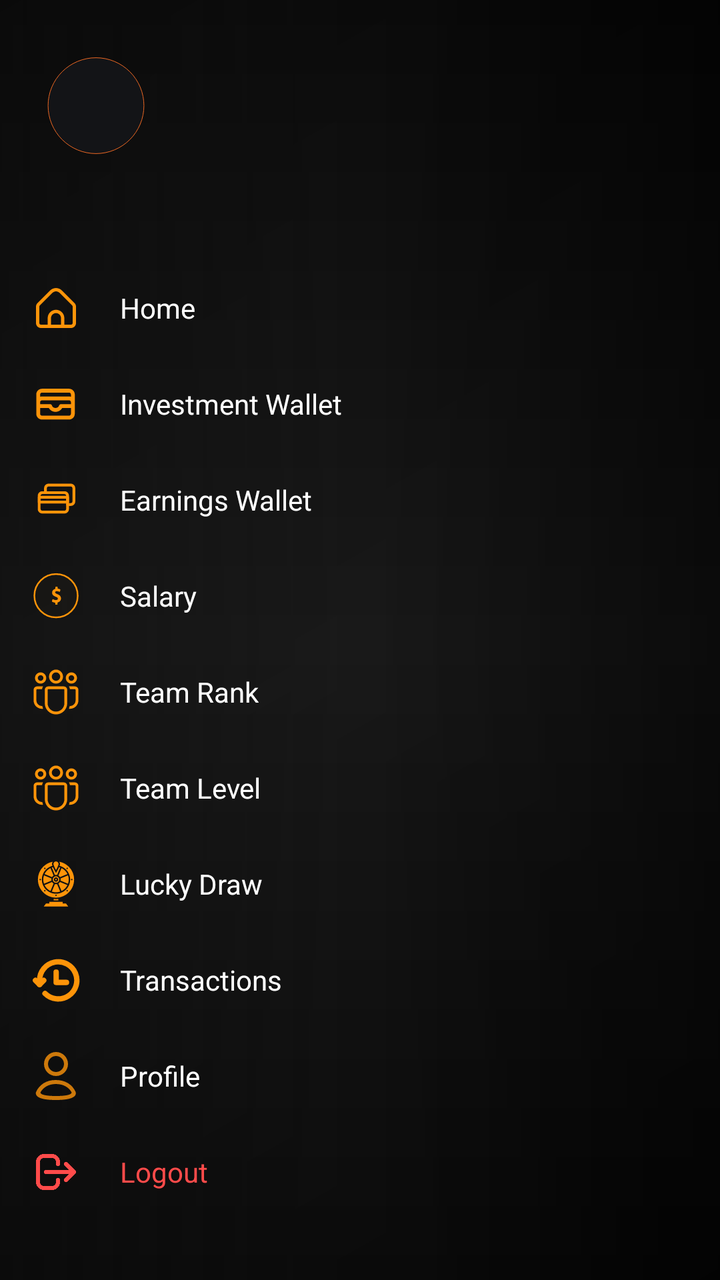
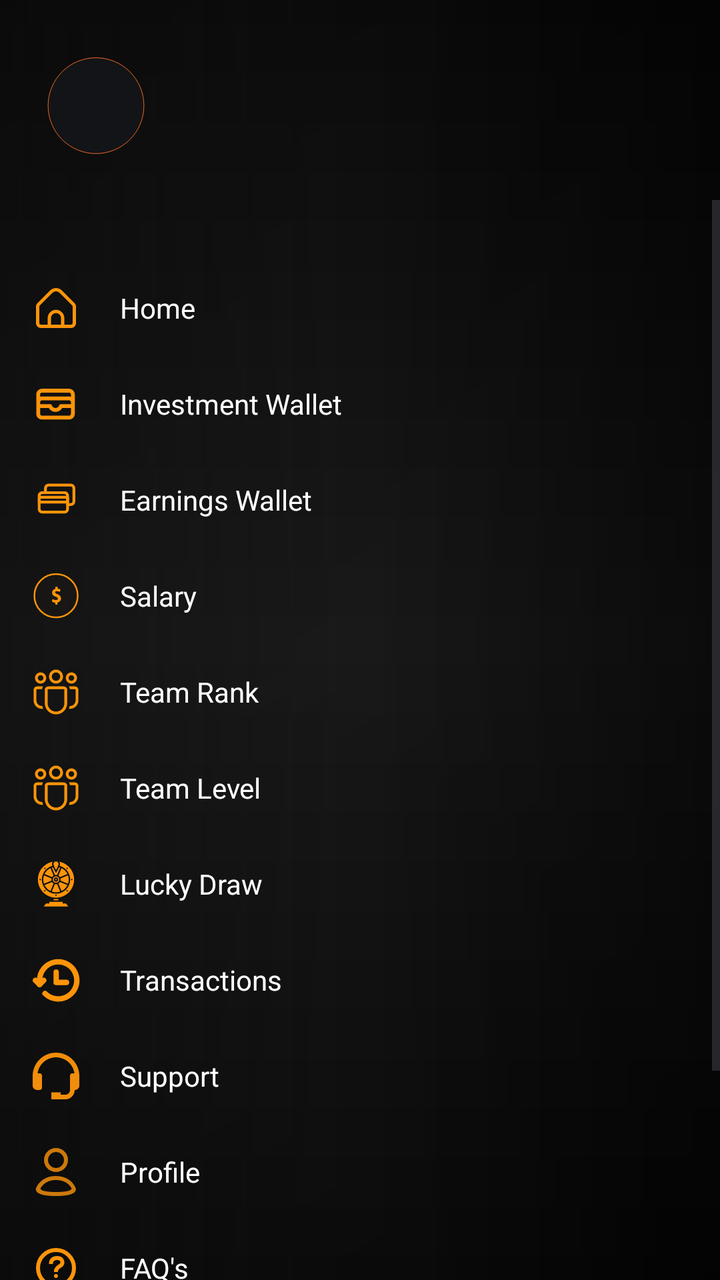

Compare the two renders of this Android layout. The source of the first and the diff that turns it into the second are given below.
<!-- AndroidManifest.xml: application theme Theme.Bitbloom -->
<!-- res/layout/custom_drawer_content.xml -->
<LinearLayout xmlns:android="http://schemas.android.com/apk/res/android"
    android:layout_width="match_parent"
    android:layout_height="match_parent"

    android:background="@drawable/bg_mxg_drawer_gradient"
    android:orientation="vertical">

    
    <LinearLayout
        android:layout_width="match_parent"
        android:layout_height="wrap_content"
        android:layout_marginStart="20dp"
        android:layout_marginTop="@dimen/space_24"
        android:layout_marginEnd="8dp"
        android:orientation="horizontal"
        android:paddingBottom="16dp">

        <ImageView
            android:id="@+id/drawerImageView"
            android:layout_width="56dp"
            android:layout_height="56dp"
            android:layout_gravity="center_vertical"
            android:layout_marginBottom="4dp"
            android:background="@drawable/ic_profile"
            android:scaleType="centerCrop"
            android:translationY="4dp" />

        <LinearLayout
            android:layout_width="match_parent"
            android:layout_height="wrap_content"
            android:layout_gravity="center_vertical"
            android:layout_marginStart="12dp"
            android:orientation="vertical">

            <TextView
                android:id="@+id/userNameTextView"
                android:layout_width="wrap_content"
                android:layout_height="wrap_content"
                android:layout_gravity="center_vertical"
                android:textColor="@android:color/white"
                android:textSize="18sp" />

            <TextView
                android:id="@+id/userEmailTextView"
                android:layout_width="wrap_content"
                android:layout_height="wrap_content"
                android:layout_gravity="center_vertical"
                android:layout_marginTop="4dp"
                android:textColor="#90FFFFFF"
                android:textSize="12sp" />
        </LinearLayout>
    </LinearLayout>

    <ScrollView
        android:layout_width="match_parent"
        android:layout_height="0dp"
        android:layout_weight="1"
        android:fillViewport="true">

        <LinearLayout
            android:layout_width="match_parent"
            android:layout_height="wrap_content"

            android:orientation="vertical">

            <include layout="@layout/item_drawer_menu" />

        </LinearLayout>
    </ScrollView>
</LinearLayout>
<!-- res/layout/item_drawer_menu.xml (included above) -->
<LinearLayout xmlns:android="http://schemas.android.com/apk/res/android"
    xmlns:app="http://schemas.android.com/apk/res-auto"
    android:layout_width="match_parent"
    android:layout_height="wrap_content"

    android:layout_marginTop="30dp"
    android:background="@android:color/transparent"
    android:orientation="vertical">

    
    <LinearLayout
        android:id="@+id/menuHome"
        android:layout_width="match_parent"
        android:layout_height="wrap_content"
        android:background="?attr/selectableItemBackground"
        android:clickable="true"
        android:focusable="true"
        android:gravity="center_vertical"
        android:orientation="horizontal"
        android:paddingHorizontal="16dp"
        android:paddingVertical="12dp">

        <ImageView
            android:layout_width="24dp"
            android:layout_height="24dp"
            android:padding="2dp"
            android:src="@drawable/ic_home" />

        <TextView
            android:layout_width="wrap_content"
            android:layout_height="wrap_content"
            android:layout_marginStart="20dp"
            android:text="@string/item_drawer_menu_home"
            android:textColor="@color/white"
            android:textSize="14sp" />
    </LinearLayout>





    <LinearLayout
        android:id="@+id/menuInvestmentWallet"
        android:layout_width="match_parent"
        android:layout_height="wrap_content"
        android:background="?attr/selectableItemBackground"
        android:clickable="true"
        android:focusable="true"
        android:gravity="center_vertical"
        android:orientation="horizontal"
        android:paddingHorizontal="16dp"
        android:paddingVertical="12dp">

        <ImageView
            android:layout_width="24dp"
            android:layout_height="24dp"
            android:src="@drawable/ic_wallet"
            app:tint="#FD9409" /> 
        <TextView
            android:layout_width="wrap_content"
            android:layout_height="wrap_content"
            android:layout_marginStart="20dp"
            android:text="@string/item_drawer_menu_investment_wallet"
            android:textColor="@color/white"
            android:textSize="14sp" />
    </LinearLayout>

    <LinearLayout
        android:id="@+id/menuEarningsWallet"
        android:layout_width="match_parent"
        android:layout_height="wrap_content"
        android:background="?attr/selectableItemBackground"
        android:clickable="true"
        android:focusable="true"
        android:gravity="center_vertical"
        android:orientation="horizontal"
        android:paddingHorizontal="16dp"
        android:paddingVertical="12dp">

        <ImageView
            android:layout_width="24dp"
            android:layout_height="24dp"
            android:src="@drawable/ic_withdraw2"
            app:tint="#FD9409" /> 
        <TextView
            android:layout_width="wrap_content"
            android:layout_height="wrap_content"
            android:layout_marginStart="20dp"
            android:text="@string/item_drawer_menu_earnings_wallet"
            android:textColor="@color/white"
            android:textSize="14sp" />
    </LinearLayout>
    
    <LinearLayout
        android:id="@+id/menuSalary"
        android:layout_width="match_parent"
        android:layout_height="wrap_content"
        android:background="?attr/selectableItemBackground"
        android:clickable="true"
        android:focusable="true"
        android:gravity="center_vertical"
        android:orientation="horizontal"
        android:paddingHorizontal="16dp"
        android:paddingVertical="12dp">

        <ImageView
            android:layout_width="24dp"
            android:layout_height="24dp"
            android:src="@drawable/ic_money"
            app:tint="#FD9409" />

        <TextView
            android:layout_width="wrap_content"
            android:layout_height="wrap_content"
            android:layout_marginStart="20dp"
            android:text="@string/fragment_salary_salary"
            android:textColor="@color/white"
            android:textSize="14sp" />
    </LinearLayout>

    <LinearLayout
        android:id="@+id/menuRank"
        android:layout_width="match_parent"
        android:layout_height="wrap_content"
        android:background="?attr/selectableItemBackground"
        android:clickable="true"
        android:focusable="true"
        android:gravity="center_vertical"
        android:orientation="horizontal"
        android:paddingHorizontal="16dp"
        android:paddingVertical="12dp">

        <ImageView
            android:layout_width="24dp"
            android:layout_height="24dp"
            android:src="@drawable/ic_team_hollow"
            app:tint="#FD9409" />

        <TextView
            android:layout_width="wrap_content"
            android:layout_height="wrap_content"
            android:layout_marginStart="20dp"
            android:text="@string/item_drawer_menu_team_rank"
            android:textColor="@color/white"
            android:textSize="14sp" />
    </LinearLayout>

    <LinearLayout
        android:id="@+id/menuTeam"
        android:layout_width="match_parent"
        android:layout_height="wrap_content"
        android:background="?attr/selectableItemBackground"
        android:clickable="true"
        android:focusable="true"
        android:gravity="center_vertical"
        android:orientation="horizontal"
        android:paddingHorizontal="16dp"
        android:paddingVertical="12dp">

        <ImageView
            android:layout_width="24dp"
            android:layout_height="24dp"
            android:src="@drawable/ic_team_hollow"
            app:tint="#FD9409" />

        <TextView
            android:layout_width="wrap_content"
            android:layout_height="wrap_content"
            android:layout_marginStart="20dp"
            android:text="@string/item_drawer_menu_team_level"
            android:textColor="@color/white"
            android:textSize="14sp" />
    </LinearLayout>
    <LinearLayout
        android:id="@+id/menuLuckyDraw"
        android:layout_width="match_parent"
        android:layout_height="wrap_content"
        android:background="?attr/selectableItemBackground"
        android:clickable="true"
        android:focusable="true"
        android:gravity="center_vertical"
        android:orientation="horizontal"
        android:paddingHorizontal="16dp"
        android:paddingVertical="12dp">

        <ImageView
            android:layout_width="24dp"
            android:layout_height="24dp"
            android:src="@drawable/ic_lucky_spin"
            app:tint="#FD9409" />

        <TextView
            android:layout_width="wrap_content"
            android:layout_height="wrap_content"
            android:layout_marginStart="20dp"
            android:text="@string/lucky_draw"
            android:textColor="@color/white"
            android:textSize="14sp" />
    </LinearLayout>
    
    
    
    <LinearLayout
        android:id="@+id/menuTransactions"
        android:layout_width="match_parent"
        android:layout_height="wrap_content"
        android:background="?attr/selectableItemBackground"
        android:clickable="true"
        android:focusable="true"
        android:gravity="center_vertical"
        android:orientation="horizontal"
        android:paddingHorizontal="16dp"
        android:paddingVertical="12dp">

        <ImageView
            android:layout_width="24dp"
            android:layout_height="24dp"
            android:src="@drawable/ic_transactions"
            app:tint="#FD9409" />

        <TextView
            android:layout_width="wrap_content"
            android:layout_height="wrap_content"
            android:layout_marginStart="20dp"
            android:text="@string/fragment_deposit_transactions"
            android:textColor="@color/white"
            android:textSize="14sp" />
    </LinearLayout>
    
    <LinearLayout
        android:id="@+id/menuProfile"
        android:layout_width="match_parent"
        android:layout_height="wrap_content"
        android:background="?attr/selectableItemBackground"
        android:clickable="true"
        android:focusable="true"
        android:gravity="center_vertical"
        android:orientation="horizontal"
        android:paddingHorizontal="16dp"
        android:paddingVertical="12dp">

        <ImageView
            android:layout_width="24dp"
            android:layout_height="24dp"
            android:src="@drawable/ic_profile_drawer"
            app:tint="#FD9409" />

        <TextView
            android:layout_width="wrap_content"
            android:layout_height="wrap_content"
            android:layout_marginStart="20dp"
            android:text="@string/item_drawer_menu_profile"
            android:textColor="@color/white"
            android:textSize="14sp" />
    </LinearLayout>
    
    <LinearLayout
        android:id="@+id/logout"
        android:layout_width="match_parent"
        android:layout_height="wrap_content"
        android:background="?attr/selectableItemBackground"
        android:clickable="true"
        android:focusable="true"
        android:gravity="center_vertical"
        android:orientation="horizontal"
        android:paddingHorizontal="16dp"
        android:paddingVertical="12dp">

        <ImageView
            android:layout_width="24dp"
            android:layout_height="24dp"
            android:src="@drawable/logout2"
            app:tint="@color/red" /> 
        <TextView
            android:layout_width="wrap_content"
            android:layout_height="wrap_content"
            android:layout_marginStart="20dp"
            android:text="@string/item_drawer_menu_logout"
            android:textColor="@color/red"
            android:textSize="14sp" />
    </LinearLayout>

</LinearLayout>
<!-- resources referenced by this layout -->
<resources>
  <!-- unchanged entries left out for length: 36 -->
</resources>

<!-- the commit's change to res/layout/custom_drawer_content.xml (unified diff, before → after) -->
@@ -49,6 +49,7 @@
                 android:textColor="#90FFFFFF"
                 android:textSize="12sp" />
         </LinearLayout>
+
     </LinearLayout>
 
     <ScrollView
@@ -64,7 +65,35 @@
             android:orientation="vertical">
 
             <include layout="@layout/item_drawer_menu" />
-
+            
+            <LinearLayout
+                android:id="@+id/socialLinksRow"
+                android:layout_width="match_parent"
+                android:layout_height="wrap_content"
+                android:layout_gravity="bottom"
+                android:gravity="center_horizontal"
+                android:orientation="horizontal"
+                android:paddingVertical="16dp">
+
+                
+                <ImageButton
+                    android:id="@+id/btnWhatsApp"
+                    android:layout_width="32dp"
+                    android:layout_height="32dp"
+                    android:layout_marginHorizontal="12dp"
+                    android:backgroundTint="@android:color/transparent"
+                    android:src="@drawable/ic_whatsapp" />
+
+                
+                <ImageButton
+                    android:id="@+id/btnTelegram"
+                    android:layout_width="32dp"
+                    android:layout_height="32dp"
+                    android:layout_marginHorizontal="12dp"
+                    android:backgroundTint="@android:color/transparent"
+                    android:src="@drawable/ic_telegram" />
+
+            </LinearLayout>
         </LinearLayout>
     </ScrollView>
 </LinearLayout>
@@ -299,6 +328,33 @@
     </LinearLayout>
     
     <LinearLayout
+        android:id="@+id/menuSupport"
+        android:layout_width="match_parent"
+        android:layout_height="wrap_content"
+        android:background="?attr/selectableItemBackground"
+        android:clickable="true"
+        android:focusable="true"
+        android:gravity="center_vertical"
+        android:orientation="horizontal"
+        android:paddingHorizontal="16dp"
+        android:paddingVertical="12dp">
+
+        <ImageView
+            android:layout_width="24dp"
+            android:layout_height="24dp"
+            android:src="@drawable/ic_support"
+            app:tint="#FD9409" />
+
+        <TextView
+            android:layout_width="wrap_content"
+            android:layout_height="wrap_content"
+            android:layout_marginStart="20dp"
+            android:text="@string/support"
+            android:textColor="@color/white"
+            android:textSize="14sp" />
+    </LinearLayout>
+    
+    <LinearLayout
         android:id="@+id/menuProfile"
         android:layout_width="match_parent"
         android:layout_height="wrap_content"
@@ -321,6 +377,32 @@
             android:layout_height="wrap_content"
             android:layout_marginStart="20dp"
             android:text="@string/item_drawer_menu_profile"
+            android:textColor="@color/white"
+            android:textSize="14sp" />
+    </LinearLayout>
+    <LinearLayout
+        android:id="@+id/menuFaqs"
+        android:layout_width="match_parent"
+        android:layout_height="wrap_content"
+        android:background="?attr/selectableItemBackground"
+        android:clickable="true"
+        android:focusable="true"
+        android:gravity="center_vertical"
+        android:orientation="horizontal"
+        android:paddingHorizontal="16dp"
+        android:paddingVertical="12dp">
+
+        <ImageView
+            android:layout_width="24dp"
+            android:layout_height="24dp"
+            android:src="@drawable/ic_faqs"
+            app:tint="#FD9409" />
+
+        <TextView
+            android:layout_width="wrap_content"
+            android:layout_height="wrap_content"
+            android:layout_marginStart="20dp"
+            android:text="FAQ's"
             android:textColor="@color/white"
             android:textSize="14sp" />
     </LinearLayout>
<!-- resource entries referenced after the edit -->
@@ -1,5 +1,79 @@
 <!-- resources referenced by this layout -->
 <resources>
+  <!-- drawable ic_faqs (drawable) -->
+  <vector xmlns:android="http://schemas.android.com/apk/res/android"
+      android:width="800dp"
+      android:height="800dp"
+      android:viewportWidth="24"
+      android:viewportHeight="24">
+    <path
+        android:pathData="M12,17C12.552,17 13,16.552 13,16C13,15.448 12.552,15 12,15C11.448,15 11,15.448 11,16C11,16.552 11.448,17 12,17Z"
+        android:fillColor="#000000"/>
+    <path
+        android:pathData="M12,21C16.971,21 21,16.971 21,12C21,7.029 16.971,3 12,3C7.029,3 3,7.029 3,12C3,16.971 7.029,21 12,21Z"
+        android:strokeLineJoin="round"
+        android:strokeWidth="2"
+        android:fillColor="#00000000"
+        android:strokeColor="#000000"/>
+    <path
+        android:pathData="M12,14C12,13.833 12,13.667 12,13.5C12,13.5 12,12 14,11C16,10 15.5,7 12.5,7C9.5,7 9.5,9.5 9.5,9.5V10"
+        android:strokeWidth="2"
+        android:fillColor="#00000000"
+        android:strokeColor="#000000"/>
+  </vector>
+  <!-- drawable ic_support (drawable) -->
+  <vector xmlns:android="http://schemas.android.com/apk/res/android"
+      android:width="24dp"
+      android:height="24dp"
+      android:viewportWidth="24"
+      android:viewportHeight="24">
+      <path
+          android:fillColor="#F16EA8F8"
+          android:pathData="M12,0.333C5.567,0.333 0.333,5.567 0.333,12V16.833C0.333,18.028 1.38,19 2.667,19H3.833C4.143,19 4.44,18.877 4.658,18.658C4.877,18.44 5,18.143 5,17.833V11.833C5,11.524 4.877,11.227 4.658,11.008C4.44,10.79 4.143,10.667 3.833,10.667H2.774C3.423,6.152 7.308,2.667 12,2.667C16.692,2.667 20.577,6.152 21.226,10.667H20.167C19.857,10.667 19.56,10.79 19.342,11.008C19.123,11.227 19,11.524 19,11.833V19C19,20.287 17.954,21.333 16.667,21.333H14.333V20.167H9.667V23.667H16.667C19.24,23.667 21.333,21.574 21.333,19C22.62,19 23.667,18.028 23.667,16.833V12C23.667,5.567 18.433,0.333 12,0.333Z" />
+  </vector>
+  <!-- drawable ic_telegram (drawable) -->
+  <vector xmlns:android="http://schemas.android.com/apk/res/android"
+      xmlns:aapt="http://schemas.android.com/aapt"
+      android:width="32dp"
+      android:height="32dp"
+      android:viewportWidth="48"
+      android:viewportHeight="48">
+      <group>
+          <clip-path android:pathData="M0,0h48v48h-48z" />
+          <path android:pathData="M24,48C37.255,48 48,37.255 48,24C48,10.745 37.255,0 24,0C10.745,0 0,10.745 0,24C0,37.255 10.745,48 24,48Z">
+              <aapt:attr name="android:fillColor">
+                  <gradient
+                      android:endX="24"
+                      android:endY="47.644"
+                      android:startX="24"
+                      android:startY="0"
+                      android:type="linear">
+                      <item
+                          android:color="#FF2AABEE"
+                          android:offset="0" />
+                      <item
+                          android:color="#FF229ED9"
+                          android:offset="1" />
+                  </gradient>
+              </aapt:attr>
+          </path>
+          <path
+              android:fillColor="#ffffff"
+              android:fillType="evenOdd"
+              android:pathData="M10.864,23.747C17.86,20.698 22.526,18.689 24.86,17.718C31.525,14.946 32.91,14.464 33.813,14.448C34.011,14.445 34.455,14.494 34.743,14.727C34.986,14.924 35.052,15.19 35.084,15.377C35.116,15.564 35.156,15.99 35.124,16.322C34.763,20.117 33.2,29.326 32.405,33.577C32.069,35.375 31.406,35.978 30.765,36.037C29.371,36.166 28.313,35.116 26.963,34.231C24.851,32.847 23.658,31.985 21.607,30.634C19.238,29.072 20.774,28.214 22.124,26.811C22.478,26.444 28.618,20.859 28.737,20.352C28.752,20.289 28.766,20.052 28.625,19.928C28.485,19.803 28.278,19.846 28.129,19.879C27.917,19.928 24.542,22.158 18.005,26.571C17.048,27.228 16.18,27.549 15.403,27.532C14.546,27.514 12.897,27.048 11.672,26.649C10.169,26.161 8.974,25.902 9.078,25.073C9.133,24.64 9.728,24.198 10.864,23.747Z" />
+      </group>
+  </vector>
+  <!-- drawable ic_whatsapp (drawable) -->
+  <vector xmlns:android="http://schemas.android.com/apk/res/android"
+      android:width="32dp"
+      android:height="32dp"
+      android:viewportWidth="48"
+      android:viewportHeight="48">
+      <path
+          android:fillColor="#25D366"
+          android:pathData="M0,48L3.374,35.674C1.292,32.066 0.198,27.976 0.2,23.782C0.206,10.67 10.876,0 23.986,0C30.348,0.002 36.32,2.48 40.812,6.976C45.302,11.472 47.774,17.448 47.772,23.804C47.766,36.918 37.096,47.588 23.986,47.588C20.006,47.586 16.084,46.588 12.61,44.692L0,48ZM13.194,40.386C16.546,42.376 19.746,43.568 23.978,43.57C34.874,43.57 43.75,34.702 43.756,23.8C43.76,12.876 34.926,4.02 23.994,4.016C13.09,4.016 4.22,12.884 4.216,23.784C4.214,28.234 5.518,31.566 7.708,35.052L5.71,42.348L13.194,40.386ZM35.968,29.458C35.82,29.21 35.424,29.062 34.828,28.764C34.234,28.466 31.312,27.028 30.766,26.83C30.222,26.632 29.826,26.532 29.428,27.128C29.032,27.722 27.892,29.062 27.546,29.458C27.2,29.854 26.852,29.904 26.258,29.606C25.664,29.308 23.748,28.682 21.478,26.656C19.712,25.08 18.518,23.134 18.172,22.538C17.826,21.944 18.136,21.622 18.432,21.326C18.7,21.06 19.026,20.632 19.324,20.284C19.626,19.94 19.724,19.692 19.924,19.294C20.122,18.898 20.024,18.55 19.874,18.252C19.724,17.956 18.536,15.03 18.042,13.84C17.558,12.682 17.068,12.838 16.704,12.82L15.564,12.8C15.168,12.8 14.524,12.948 13.98,13.544C13.436,14.14 11.9,15.576 11.9,18.502C11.9,21.428 14.03,24.254 14.326,24.65C14.624,25.046 18.516,31.05 24.478,33.624C25.896,34.236 27.004,34.602 27.866,34.876C29.29,35.328 30.586,35.264 31.61,35.112C32.752,34.942 35.126,33.674 35.622,32.286C36.118,30.896 36.118,29.706 35.968,29.458Z" />
+  </vector>
+  <string name="support">Support</string>
   <!-- unchanged entries left out for length: 36 -->
 </resources>
 
